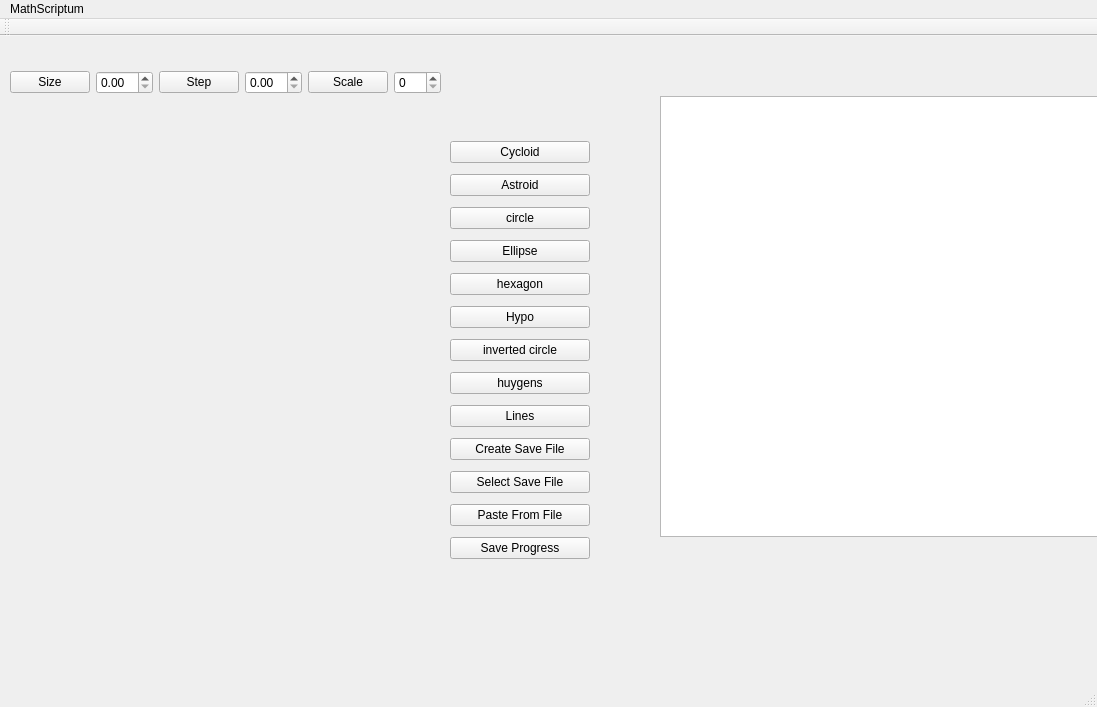
This is mainwindow.ui in WSU-4110/Math_Scriptum as Qt 5 draws it before an edit. The edited form follows.
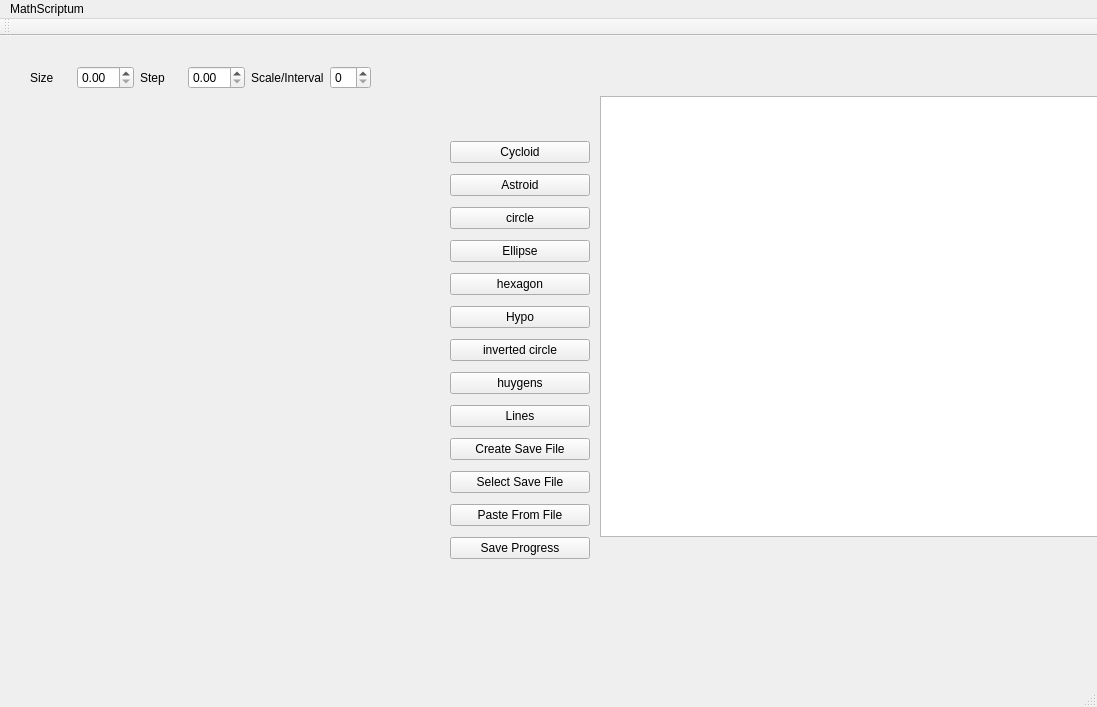
This is the edited form. Custom widgets are drawn as their Qt base class.

```diff
--- a/mainwindow.ui
+++ b/mainwindow.ui
@@ -48,9 +48,9 @@
     <widget class="QTextEdit" name="textEdit">
      <property name="geometry">
       <rect>
-       <x>60</x>
+       <x>0</x>
        <y>10</y>
-       <width>491</width>
+       <width>551</width>
        <height>441</height>
       </rect>
      </property>
@@ -66,48 +66,6 @@
      </rect>
     </property>
    </widget>
-   <widget class="QWidget" name="layoutWidget">
-    <property name="geometry">
-     <rect>
-      <x>10</x>
-      <y>30</y>
-      <width>431</width>
-      <height>33</height>
-     </rect>
-    </property>
-    <layout class="QHBoxLayout" name="horizontalLayout">
-     <item>
-      <widget class="QPushButton" name="pushButton_5">
-       <property name="text">
-        <string>Size</string>
-       </property>
-      </widget>
-     </item>
-     <item>
-      <widget class="QDoubleSpinBox" name="sScale"/>
-     </item>
-     <item>
-      <widget class="QPushButton" name="pushButton_2">
-       <property name="text">
-        <string>Step</string>
-       </property>
-      </widget>
-     </item>
-     <item>
-      <widget class="QDoubleSpinBox" name="sInterval"/>
-     </item>
-     <item>
-      <widget class="QPushButton" name="pushButton">
-       <property name="text">
-        <string>Scale</string>
-       </property>
-      </widget>
-     </item>
-     <item>
-      <widget class="QSpinBox" name="sCount"/>
-     </item>
-    </layout>
-   </widget>
    <widget class="QWidget" name="layoutWidget">
     <property name="geometry">
      <rect>
@@ -244,6 +202,48 @@
      </item>
     </layout>
    </widget>
+   <widget class="QWidget" name="">
+    <property name="geometry">
+     <rect>
+      <x>30</x>
+      <y>30</y>
+      <width>341</width>
+      <height>23</height>
+     </rect>
+    </property>
+    <layout class="QHBoxLayout" name="horizontalLayout">
+     <item>
+      <widget class="QLabel" name="label_3">
+       <property name="text">
+        <string>Size</string>
+       </property>
+      </widget>
+     </item>
+     <item>
+      <widget class="QDoubleSpinBox" name="sScale"/>
+     </item>
+     <item>
+      <widget class="QLabel" name="label">
+       <property name="text">
+        <string>Step</string>
+       </property>
+      </widget>
+     </item>
+     <item>
+      <widget class="QDoubleSpinBox" name="sInterval"/>
+     </item>
+     <item>
+      <widget class="QLabel" name="label_2">
+       <property name="text">
+        <string>Scale/Interval</string>
+       </property>
+      </widget>
+     </item>
+     <item>
+      <widget class="QSpinBox" name="sCount"/>
+     </item>
+    </layout>
+   </widget>
   </widget>
   <widget class="QMenuBar" name="menubar">
    <property name="geometry">
```
